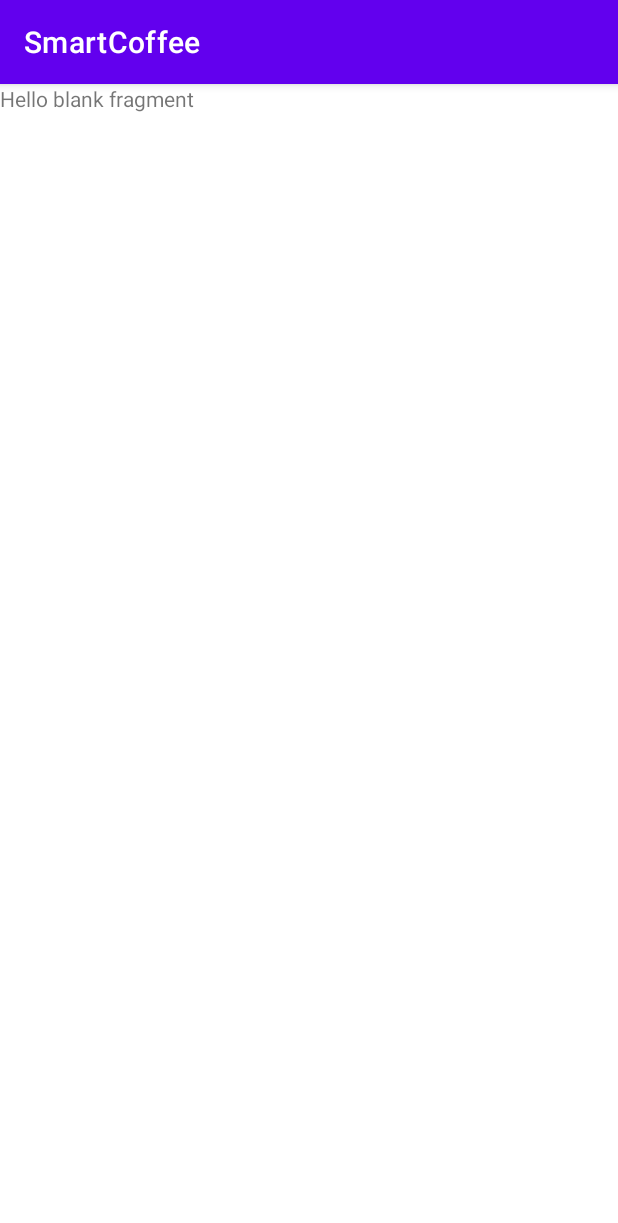
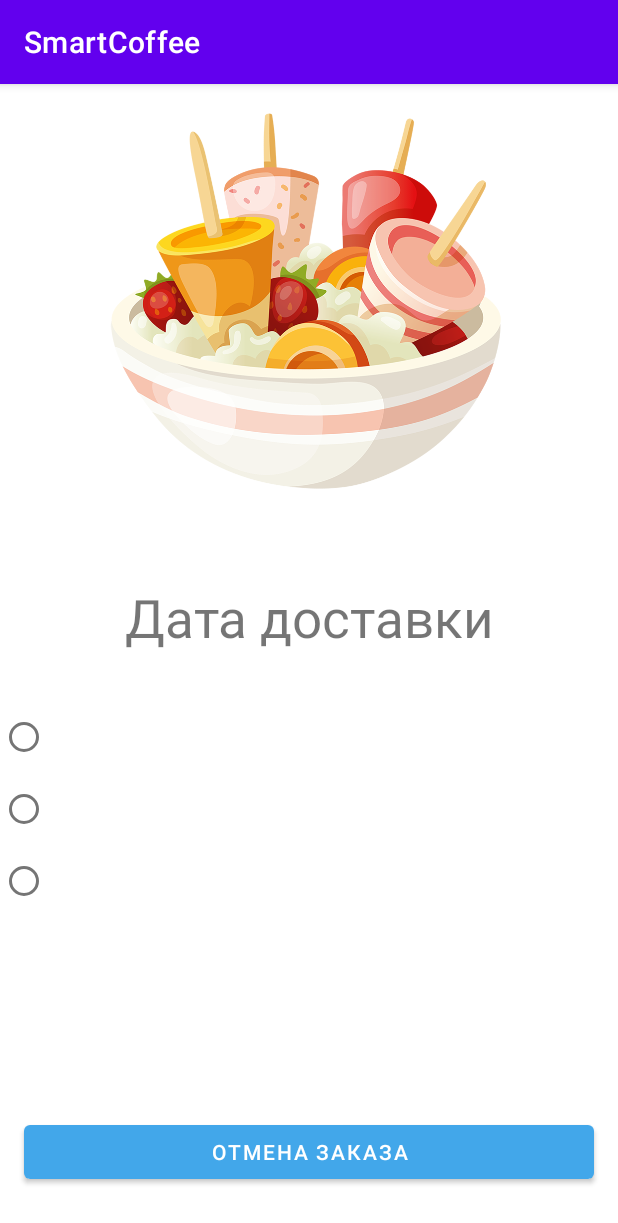
Before and after one commit to Brav9/SmartCoffee, an Android app: the fragment PickupIceFragment shown on its own in the app's theme, on a phone screen of 412 x 824 dp. Shown: the top 1223 px of the screen. Run offline under Robolectric (Android 15) with nearby library versions, the phone set to English and light mode, and no system bars.

Commit message:
Добавление элементов в макет fragment_pickup_ice.xml

```diff
--- a/app/src/main/res/layout/fragment_pickup_ice.xml
+++ b/app/src/main/res/layout/fragment_pickup_ice.xml
@@ -1,14 +1,70 @@
 <?xml version="1.0" encoding="utf-8"?>
-<FrameLayout xmlns:android="http://schemas.android.com/apk/res/android"
+<androidx.constraintlayout.widget.ConstraintLayout xmlns:android="http://schemas.android.com/apk/res/android"
+    xmlns:app="http://schemas.android.com/apk/res-auto"
     xmlns:tools="http://schemas.android.com/tools"
     android:layout_width="match_parent"
     android:layout_height="match_parent"
     tools:context=".PickupIceFragment">
 
-    <!-- TODO: Update blank fragment layout -->
+    <ImageView
+        android:id="@+id/imProduct"
+        android:layout_width="0dp"
+        android:layout_height="300dp"
+        android:src="@drawable/ice"
+        app:layout_constraintEnd_toEndOf="parent"
+        app:layout_constraintStart_toStartOf="parent"
+        app:layout_constraintTop_toTopOf="parent" />
+
     <TextView
-        android:layout_width="match_parent"
-        android:layout_height="match_parent"
-        android:text="@string/hello_blank_fragment" />
+        android:id="@+id/tvQuantity"
+        android:layout_width="wrap_content"
+        android:layout_height="wrap_content"
+        android:layout_marginTop="32dp"
+        android:text="@string/pickup_date"
+        android:textSize="35sp"
+        app:layout_constraintEnd_toEndOf="parent"
+        app:layout_constraintStart_toStartOf="parent"
+        app:layout_constraintTop_toBottomOf="@+id/imProduct"
+        app:textAllCaps="false" />
 
-</FrameLayout>
+    <Button
+        android:id="@+id/btnOrderCancellation"
+        android:layout_width="0dp"
+        android:layout_height="wrap_content"
+        android:layout_marginStart="16dp"
+        android:layout_marginEnd="16dp"
+        android:layout_marginBottom="32dp"
+        android:text="@string/order_cancellation"
+        app:backgroundTint="#42A7EA"
+        app:layout_constraintBottom_toBottomOf="parent"
+        app:layout_constraintEnd_toEndOf="parent"
+        app:layout_constraintStart_toStartOf="parent" />
+
+    <RadioGroup
+        android:id="@+id/date_options"
+        android:layout_width="wrap_content"
+        android:layout_height="wrap_content"
+        android:layout_marginTop="32dp"
+        android:orientation="vertical"
+        app:layout_constraintStart_toStartOf="parent"
+        app:layout_constraintTop_toBottomOf="@+id/tvQuantity">
+
+        <RadioButton
+            android:id="@+id/option0"
+            android:layout_width="wrap_content"
+            android:layout_height="wrap_content" />
+
+        <RadioButton
+            android:id="@+id/option1"
+            android:layout_width="wrap_content"
+            android:layout_height="wrap_content" />
+
+        <RadioButton
+            android:id="@+id/option2"
+            android:layout_width="wrap_content"
+            android:layout_height="wrap_content" />
+
+
+    </RadioGroup>
+
+</androidx.constraintlayout.widget.ConstraintLayout>
```
